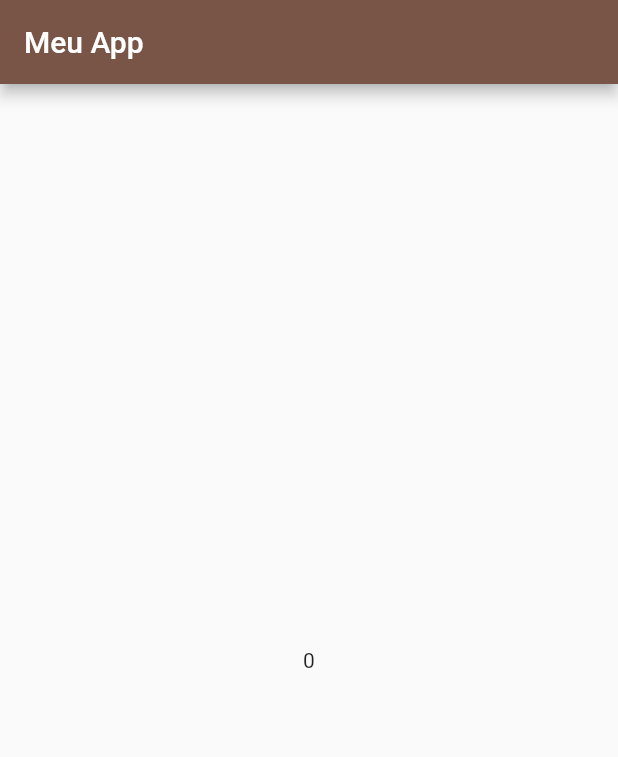
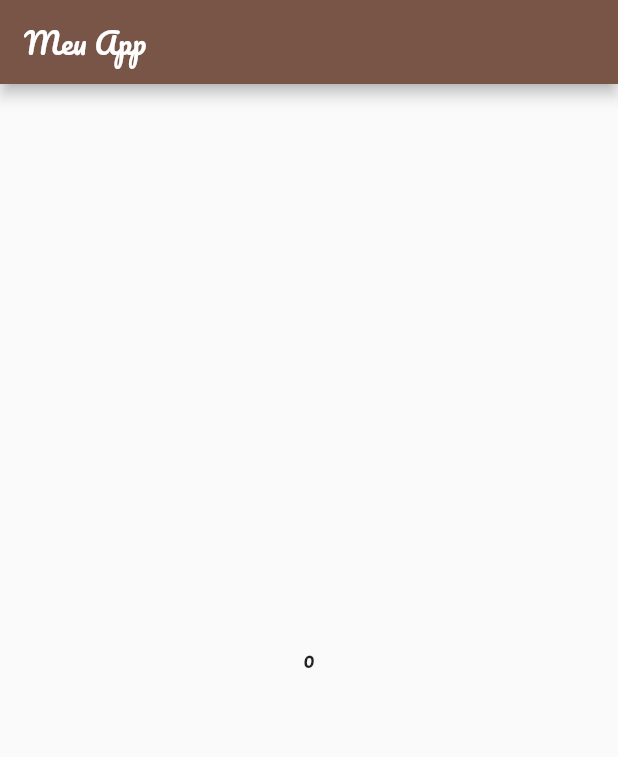
Before and after one commit to francovinicius/primeirosPassos, a Flutter app: the screen it shows after launch, on a phone screen of 412 x 824 dp. Shown: the top 757 px of the screen. Run offline on Flutter 3.47's test engine with Material 2 defaults, Android fonts, the light colour scheme and no system bars; our stand-ins replace google_fonts.

Commit message:
alterando font do projeto

```diff
--- a/lib/my_app.dart
+++ b/lib/my_app.dart
@@ -1,5 +1,6 @@
 
 import 'package:flutter/material.dart';
+import 'package:google_fonts/google_fonts.dart';
 import 'pages/home_page.dart';
 
 class MyApp extends StatelessWidget {
@@ -11,6 +12,7 @@ class MyApp extends StatelessWidget {
       debugShowCheckedModeBanner: false,
       theme: ThemeData(
         primarySwatch: Colors.brown,
+        textTheme: GoogleFonts.pacificoTextTheme(),
       ),
       home: const HomePage(),
     );
--- a/lib/pages/home_page.dart
+++ b/lib/pages/home_page.dart
@@ -1,4 +1,5 @@
 import 'package:flutter/material.dart';
+import 'package:google_fonts/google_fonts.dart';
 import 'package:primeiros_passos/services/gerador_numero_aleatorio_service.dart';
 
 class HomePage extends StatefulWidget {
@@ -15,7 +16,11 @@ class _HomePageState extends State<HomePage> {
   @override
   Widget build(BuildContext context) {
     return Scaffold(
-      appBar: AppBar(title: const Text ("Meu App")
+      appBar: AppBar(
+        title: Text (
+          "Meu App",
+          style: GoogleFonts.pacifico(),
+      ),
       ),
       body: Center(child: Text (number.toString())),
       floatingActionButton: FloatingActionButton(
--- a/pubspec.yaml
+++ b/pubspec.yaml
@@ -28,6 +28,7 @@ environment:
 # the latest version available on pub.dev. To see which dependencies have newer
 # versions available, run `flutter pub outdated`.
 dependencies:
+
   flutter:
     sdk: flutter
 
@@ -35,6 +36,7 @@ dependencies:
   # The following adds the Cupertino Icons font to your application.
   # Use with the CupertinoIcons class for iOS style icons.
   cupertino_icons: ^1.0.2
+  google_fonts: ^6.1.0
 
 dev_dependencies:
   flutter_test:
```
Also changed, not shown: pubspec.lock, 2 other files.
